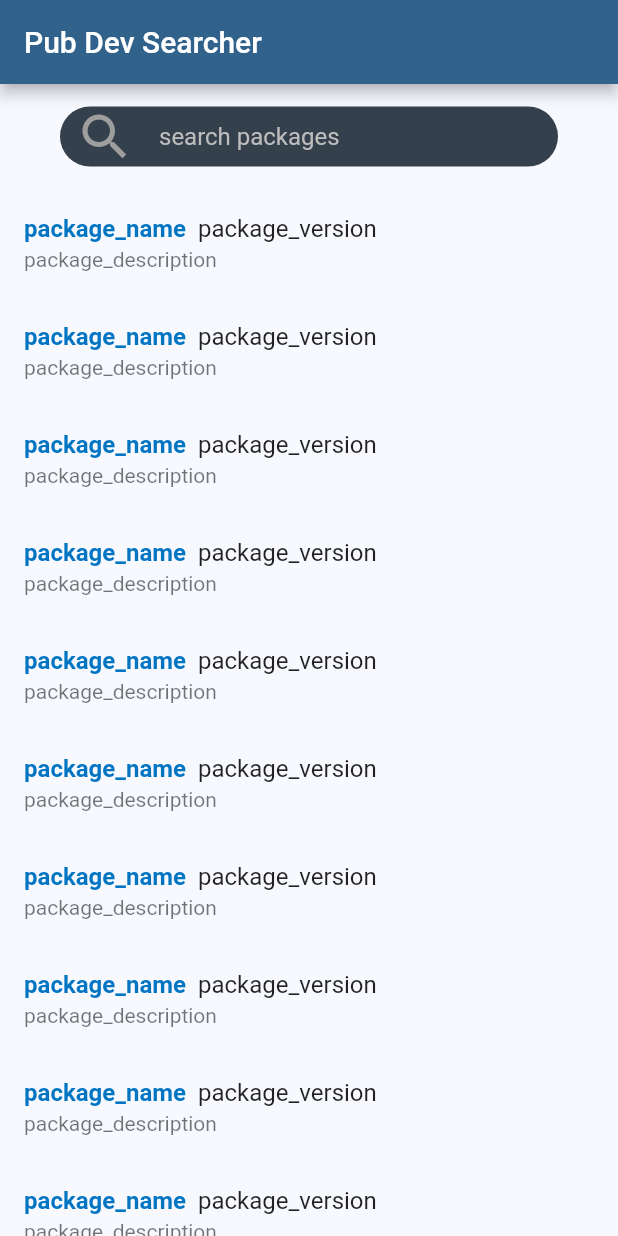
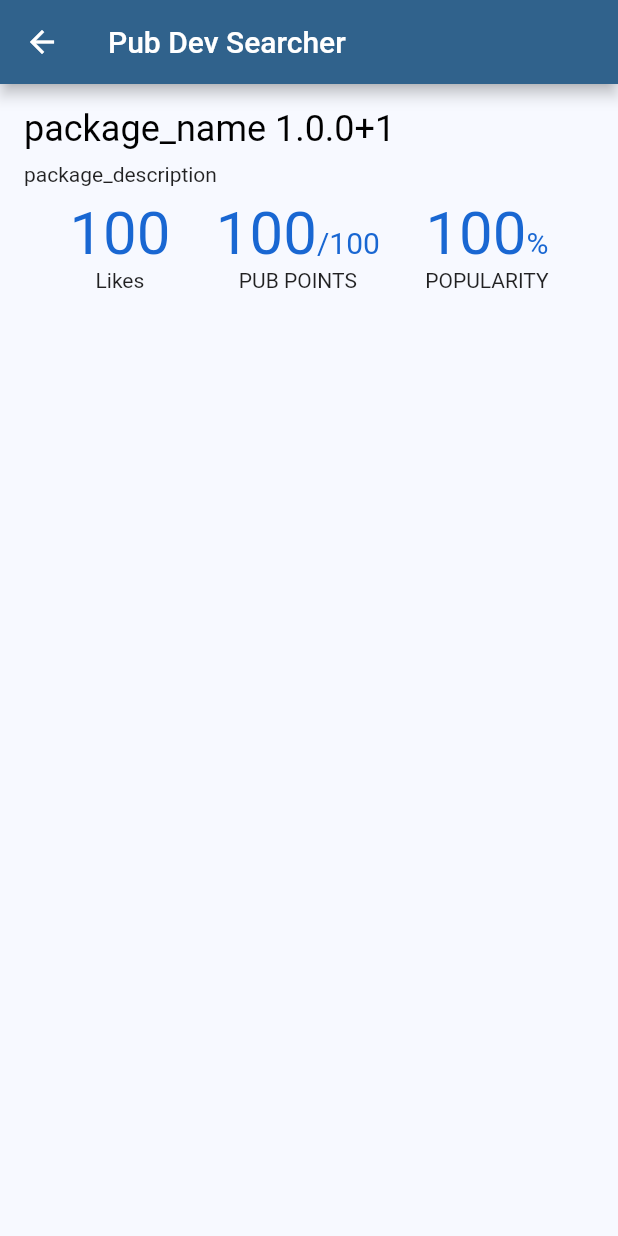
Before and after one commit to Umigishi-Aoi/pub_dev_searcher, a Flutter app: the screen it shows after launch, after a tap on "package_name", on a phone screen of 412 x 824 dp. Run offline on Flutter 3.47's test engine with Material 2 defaults, Android fonts, the phone set to English and light mode, and no system bars; our stand-ins replace flutter_hooks, hooks_riverpod, shimmer.

Commit message:
create detail page

```diff
--- a/lib/src/constants.dart
+++ b/lib/src/constants.dart
@@ -16,11 +16,12 @@
 const double kTitleShimmerWidth = 100;
 const double kVersionShimmerWidth = 40;
 const double kSubTitleShimmerHeight = 16;
-const double kShimmerVerticalPadding = 8;
+const double kVerticalPadding = 8;
+const double kPagePadding = 16;
 
 //Colors
 const Color kSeedColor = Color(0xFF1c2834);
-const Color kSearchBarBackgroundColor = Color(0xff35404d);
+const Color kSearchBarBackgroundColor = Color(0xFF35404D);
 const Color kSearchBarIconColor = Color(0xFF9E9E9E);
 const Color kSearchBarTextColor = Color(0xFFFFFFFF);
 const Color kSearchBarHintTextColor = Color(0xFFBDBDBD);
@@ -30,6 +31,19 @@
 //TextStyles
 const TextStyle kPackageNameTextStyle = TextStyle(
   fontWeight: FontWeight.bold,
-  color: Color(0xff0175c2),
+  color: Color(0xFF0175C2),
   overflow: TextOverflow.ellipsis,
 );
+
+const TextStyle kPackageDetailTitleTextStyle = TextStyle(
+  color: Color(0xFF000000),
+  fontSize: 24,
+);
+const TextStyle kPackageDetailNumberTextStyle = TextStyle(
+  color: Color(0xFF1967D2),
+  fontSize: 40,
+);
+const TextStyle kPackageDetailSubNumberTextStyle = TextStyle(
+  color: Color(0xFF1967D2),
+  fontSize: 20,
+);
--- /dev/null
+++ b/lib/src/pages/detail_page.dart
@@ -0,0 +1,29 @@
+import 'package:flutter/material.dart';
+
+import '../widgets/custom_app_bar.dart';
+import '../widgets/detail_page_body.dart';
+
+class DetailPage extends StatelessWidget {
+  const DetailPage({
+    super.key,
+    required this.packageName,
+  });
+
+  final String packageName;
+
+  @override
+  Widget build(BuildContext context) {
+    return const Scaffold(
+      appBar: CustomAppBar(),
+      body: DetailPageBody(
+        packageName: 'package_name',
+        packageVersion: '1.0.0+1',
+        packageDescription: 'package_description',
+        likeCount: 100,
+        grantedPoints: 100,
+        maxPoints: 100,
+        popularityScore: 100,
+      ),
+    );
+  }
+}
--- a/lib/src/pages/search_page.dart
+++ b/lib/src/pages/search_page.dart
@@ -5,6 +5,7 @@
 import '../widgets/custom_app_bar.dart';
 import '../widgets/package_item.dart';
 import '../widgets/search_bar.dart';
+import 'detail_page.dart';
 
 class SearchPage extends HookConsumerWidget {
   const SearchPage({super.key});
@@ -31,7 +32,14 @@
                     name: 'package_name',
                     description: 'package_description',
                     version: 'package_version',
-                    onTap: () {},
+                    onTap: () => Navigator.push(
+                      context,
+                      MaterialPageRoute<void>(
+                        builder: (context) => const DetailPage(
+                          packageName: 'packageName',
+                        ),
+                      ),
+                    ),
                   );
                   // return const PackageItemShimmer();
                 },
--- /dev/null
+++ b/lib/src/widgets/detail_page_body.dart
@@ -0,0 +1,101 @@
+import 'package:flutter/material.dart';
+import 'package:pub_dev_searcher/src/constants.dart';
+
+class DetailPageBody extends StatelessWidget {
+  const DetailPageBody({
+    super.key,
+    this.packageDescription,
+    required this.packageName,
+    required this.packageVersion,
+    required this.likeCount,
+    required this.grantedPoints,
+    required this.maxPoints,
+    required this.popularityScore,
+  });
+
+  final String packageName;
+  final String packageVersion;
+  final String? packageDescription;
+  final int likeCount;
+  final int grantedPoints;
+  final int maxPoints;
+  final double popularityScore;
+
+  @override
+  Widget build(BuildContext context) {
+    return Padding(
+      padding: const EdgeInsets.all(kPagePadding),
+      child: ListView(
+        children: [
+          Text(
+            '$packageName $packageVersion',
+            style: kPackageDetailTitleTextStyle,
+          ),
+          const SizedBox(
+            height: kVerticalPadding,
+          ),
+          Text(packageDescription ?? ''),
+          const SizedBox(
+            height: kVerticalPadding,
+          ),
+          Row(
+            mainAxisAlignment: MainAxisAlignment.spaceEvenly,
+            children: [
+              Column(
+                children: [
+                  Text(
+                    '$likeCount',
+                    style: kPackageDetailNumberTextStyle,
+                  ),
+                  const Text('Likes'),
+                ],
+              ),
+              Column(
+                children: [
+                  Row(
+                    crossAxisAlignment: CrossAxisAlignment.baseline,
+                    textBaseline: TextBaseline.alphabetic,
+                    children: [
+                      Text(
+                        '$grantedPoints',
+                        style: kPackageDetailNumberTextStyle,
+                      ),
+                      Text(
+                        '/$maxPoints',
+                        style: kPackageDetailSubNumberTextStyle,
+                      ),
+                    ],
+                  ),
+                  const Text(
+                    'PUB POINTS',
+                  ),
+                ],
+              ),
+              Column(
+                children: [
+                  Row(
+                    crossAxisAlignment: CrossAxisAlignment.baseline,
+                    textBaseline: TextBaseline.alphabetic,
+                    children: [
+                      Text(
+                        '${popularityScore.round()}',
+                        style: kPackageDetailNumberTextStyle,
+                      ),
+                      const Text(
+                        '%',
+                        style: kPackageDetailSubNumberTextStyle,
+                      ),
+                    ],
+                  ),
+                  const Text(
+                    'POPULARITY',
+                  ),
+                ],
+              ),
+            ],
+          )
+        ],
+      ),
+    );
+  }
+}
--- a/lib/src/widgets/package_item_shimmer.dart
+++ b/lib/src/widgets/package_item_shimmer.dart
@@ -39,11 +39,11 @@
           ],
         ),
         subtitle: Padding(
-          padding: const EdgeInsets.only(top: kShimmerVerticalPadding),
+          padding: const EdgeInsets.only(top: kVerticalPadding),
           child: Column(
             children: [
               description,
-              const SizedBox(height: kShimmerVerticalPadding),
+              const SizedBox(height: kVerticalPadding),
               description,
             ],
           ),
```
